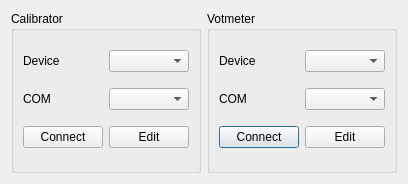
Before: the Qt Designer form devicedialog.ui in Neitron-byte/VKR, drawn with Qt 5.
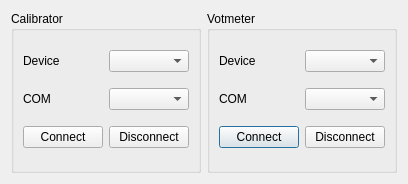
After: the same form once the commit is applied.

```diff
--- a/devicedialog.ui
+++ b/devicedialog.ui
@@ -60,7 +60,7 @@
         <item>
          <widget class="QPushButton" name="pushButton_Edit_Vol">
           <property name="text">
-           <string>Edit</string>
+           <string>Disconnect</string>
           </property>
          </widget>
         </item>
@@ -115,7 +115,7 @@
         <item>
          <widget class="QPushButton" name="pushButton_Edit_Cal">
           <property name="text">
-           <string>Edit</string>
+           <string>Disconnect</string>
           </property>
          </widget>
         </item>
```
Left out of the diff: 4 changed lines with no effect on the pictures.
